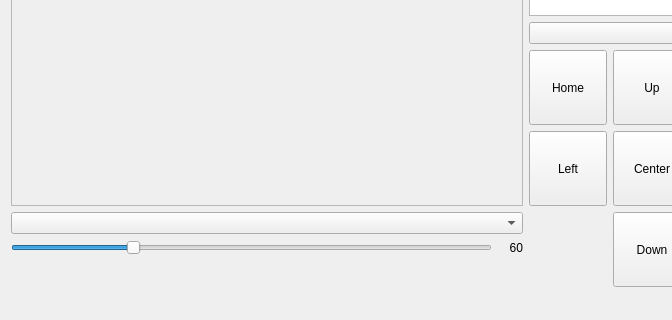
Old version of the form EzGraverUi/mainwindow.ui in the repository camrein/EzGraver; both pictures show x 0 to 672 and y 334 to 654 of the 1086 by 654 pixel window.
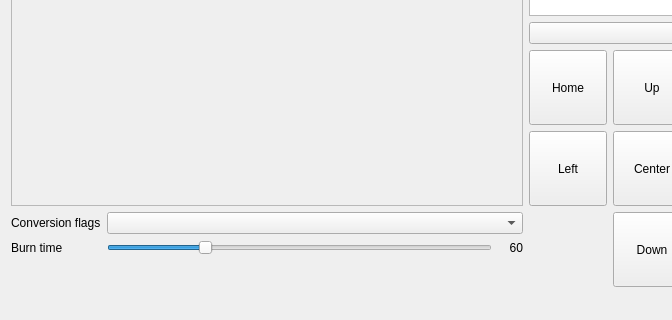
New version of the form. Custom widgets are drawn as their Qt base class.

Commit message: Added labels in front of the conversion flags and burn time settings.

```diff
--- a/EzGraverUi/mainwindow.ui
+++ b/EzGraverUi/mainwindow.ui
@@ -43,11 +43,8 @@
        </widget>
       </item>
       <item>
-       <widget class="QComboBox" name="conversionFlags"/>
-      </item>
-      <item>
-       <layout class="QHBoxLayout" name="horizontalLayout">
-        <item>
+       <layout class="QGridLayout" name="gridLayout_2">
+        <item row="1" column="1">
          <widget class="QSlider" name="burnTime">
           <property name="sizePolicy">
            <sizepolicy hsizetype="MinimumExpanding" vsizetype="Fixed">
@@ -69,7 +66,7 @@
           </property>
          </widget>
         </item>
-        <item>
+        <item row="1" column="2">
          <widget class="QLabel" name="burnTimeLabel">
           <property name="minimumSize">
            <size>
@@ -85,6 +82,23 @@
           </property>
          </widget>
         </item>
+        <item row="0" column="1" colspan="2">
+         <widget class="QComboBox" name="conversionFlags"/>
+        </item>
+        <item row="0" column="0">
+         <widget class="QLabel" name="label">
+          <property name="text">
+           <string>Conversion flags</string>
+          </property>
+         </widget>
+        </item>
+        <item row="1" column="0">
+         <widget class="QLabel" name="label_2">
+          <property name="text">
+           <string>Burn time</string>
+          </property>
+         </widget>
+        </item>
        </layout>
       </item>
       <item>
```
